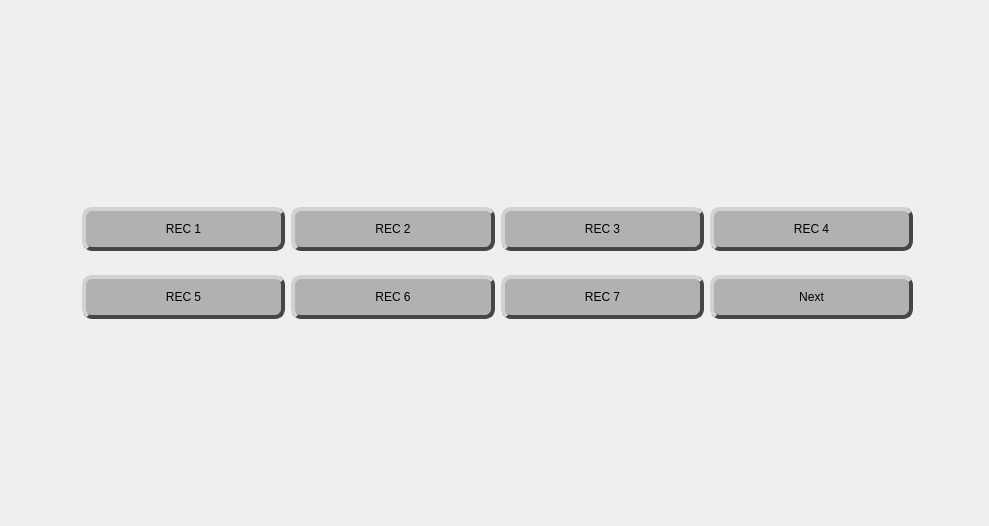
nikunj270/25ThemeEngine, file generated-files/ui/new_MainBody.ui: the form before one commit.
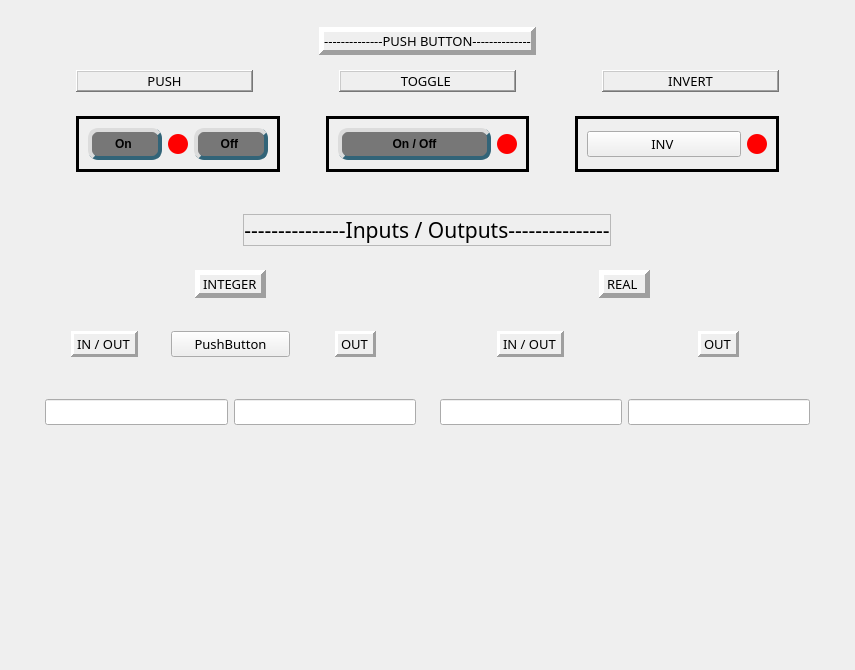
The form after the commit. Icons and pictures are not drawn. Custom widgets are drawn as their Qt base class.

```diff
--- a/generated-files/ui/new_MainBody.ui
+++ b/generated-files/ui/new_MainBody.ui
@@ -6,8 +6,8 @@
    <rect>
     <x>0</x>
     <y>0</y>
-    <width>989</width>
-    <height>526</height>
+    <width>855</width>
+    <height>670</height>
    </rect>
   </property>
   <property name="windowTitle">
@@ -37,8 +37,20 @@
        <height>50</height>
       </size>
      </property>
+     <property name="font">
+      <font>
+       <family>Swis721 Lt BT</family>
+       <pointsize>10</pointsize>
+      </font>
+     </property>
+     <property name="styleSheet">
+      <string notr="true" />
+     </property>
+     <property name="locale">
+      <locale language="English" country="UnitedKingdom" />
+     </property>
      <property name="currentIndex">
-      <number>2</number>
+      <number>5</number>
      </property>
      <widget class="QWidget" name="page2">
       <layout class="QHBoxLayout" name="horizontalLayout_8">
@@ -315,9 +327,6 @@
                      </property>
                     </spacer>
                    </item>
-                   <item>
-                    <widget class="QWidget" name="widget_24" native="true" />
-                   </item>
                    <item>
                     <widget class="QWidget" name="widget_25" native="true">
                      <property name="sizePolicy">
@@ -486,9 +495,6 @@
                      </property>
                     </spacer>
                    </item>
-                   <item>
-                    <widget class="QWidget" name="widget_26" native="true" />
-                   </item>
                   </layout>
                  </widget>
                 </item>
@@ -496,10 +502,32 @@
                  <widget class="QWidget" name="widget_21" native="true">
                   <layout class="QHBoxLayout" name="horizontalLayout_19">
                    <item>
-                    <widget class="QWidget" name="widget_34" native="true" />
-                   </item>
-                   <item>
-                    <widget class="QWidget" name="widget_38" native="true" />
+                    <widget class="QWidget" name="widget_38" native="true">
+                     <property name="sizePolicy">
+                      <sizepolicy hsizetype="Preferred" vsizetype="Minimum">
+                       <horstretch>0</horstretch>
+                       <verstretch>0</verstretch>
+                      </sizepolicy>
+                     </property>
+                     <layout class="QHBoxLayout" name="horizontalLayout_22">
+                      <item>
+                       <spacer name="verticalSpacer_6">
+                        <property name="orientation">
+                         <enum>Qt::Orientation::Vertical</enum>
+                        </property>
+                        <property name="sizeType">
+                         <enum>QSizePolicy::Policy::Preferred</enum>
+                        </property>
+                        <property name="sizeHint" stdset="0">
+                         <size>
+                          <width>20</width>
+                          <height>100</height>
+                         </size>
+                        </property>
+                       </spacer>
+                      </item>
+                     </layout>
+                    </widget>
                    </item>
                   </layout>
                  </widget>
@@ -616,7 +644,7 @@
                    <item>
                     <widget class="QWidget" name="widget_31" native="true">
                      <property name="sizePolicy">
-                      <sizepolicy hsizetype="Expanding" vsizetype="Preferred">
+                      <sizepolicy hsizetype="Expanding" vsizetype="Expanding">
                        <horstretch>0</horstretch>
                        <verstretch>0</verstretch>
                       </sizepolicy>
@@ -1281,6 +1309,952 @@
        </item>
       </layout>
      </widget>
+     <widget class="QWidget" name="page5">
+      <layout class="QHBoxLayout" name="horizontalLayout_25">
+       <item>
+        <widget class="QWidget" name="widget_41" native="true">
+         <layout class="QVBoxLayout" name="verticalLayout_22">
+          <item>
+           <widget class="QWidget" name="widget_46" native="true">
+            <layout class="QVBoxLayout" name="verticalLayout_23">
+             <item alignment="Qt::AlignmentFlag::AlignLeft|Qt::AlignmentFlag::AlignVCenter">
+              <widget class="QLabel" name="label_28">
+               <property name="text">
+                <string>     RECIPE DETAIL</string>
+               </property>
+              </widget>
+             </item>
+             <item>
+              <widget class="QWidget" name="widget_45" native="true">
+               <layout class="QHBoxLayout" name="horizontalLayout_27">
+                <item>
+                 <widget class="QWidget" name="widget_42" native="true">
+                  <layout class="QFormLayout" name="formLayout_2">
+                   <property name="verticalSpacing">
+                    <number>10</number>
+                   </property>
+                   <property name="topMargin">
+                    <number>10</number>
+                   </property>
+                   <property name="rightMargin">
+                    <number>10</number>
+                   </property>
+                   <property name="bottomMargin">
+                    <number>5</number>
+                   </property>
+                   <item row="0" column="0">
+                    <widget class="QLabel" name="label_7">
+                     <property name="text">
+                      <string>RECIPE NO....</string>
+                     </property>
+                    </widget>
+                   </item>
+                   <item row="0" column="1">
+                    <widget class="QLineEdit" name="setRecNo">
+                     <property name="text">
+                      <string>sad12</string>
+                     </property>
+                    </widget>
+                   </item>
+                   <item row="1" column="0">
+                    <widget class="QLabel" name="label_27">
+                     <property name="text">
+                      <string>SPRINKLER ON TIME</string>
+                     </property>
+                    </widget>
+                   </item>
+                   <item row="1" column="1">
+                    <widget class="QLineEdit" name="setSprinklerON">
+                     <property name="text">
+                      <string>sad12</string>
+                     </property>
+                    </widget>
+                   </item>
+                   <item row="2" column="0">
+                    <widget class="QLabel" name="label_18">
+                     <property name="text">
+                      <string>MAGNETRON ON TIME</string>
+                     </property>
+                    </widget>
+                   </item>
+                   <item row="2" column="1">
+                    <widget class="QLineEdit" name="setMagON">
+                     <property name="text">
+                      <string>sad12</string>
+                     </property>
+                    </widget>
+                   </item>
+                   <item row="3" column="0">
+                    <widget class="QLabel" name="label_19">
+                     <property name="text">
+                      <string>MAGNETRON OFF TIME</string>
+                     </property>
+                    </widget>
+                   </item>
+                   <item row="3" column="1">
+                    <widget class="QLineEdit" name="setMagOFF">
+                     <property name="text">
+                      <string>sad12</string>
+                     </property>
+                    </widget>
+                   </item>
+                  </layout>
+                 </widget>
+                </item>
+                <item>
+                 <spacer name="horizontalSpacer_9">
+                  <property name="orientation">
+                   <enum>Qt::Orientation::Horizontal</enum>
+                  </property>
+                  <property name="sizeHint" stdset="0">
+                   <size>
+                    <width>40</width>
+                    <height>20</height>
+                   </size>
+                  </property>
+                 </spacer>
+                </item>
+                <item>
+                 <spacer name="horizontalSpacer_10">
+                  <property name="orientation">
+                   <enum>Qt::Orientation::Horizontal</enum>
+                  </property>
+                  <property name="sizeHint" stdset="0">
+                   <size>
+                    <width>40</width>
+                    <height>20</height>
+                   </size>
+                  </property>
+                 </spacer>
+                </item>
+               </layout>
+              </widget>
+             </item>
+            </layout>
+           </widget>
+          </item>
+          <item>
+           <spacer name="verticalSpacer_7">
+            <property name="orientation">
+             <enum>Qt::Orientation::Vertical</enum>
+            </property>
+            <property name="sizeHint" stdset="0">
+             <size>
+              <width>20</width>
+              <height>40</height>
+             </size>
+            </property>
+           </spacer>
+          </item>
+          <item alignment="Qt::AlignmentFlag::AlignRight">
+           <widget class="QWidget" name="widget_43" native="true">
+            <layout class="QHBoxLayout" name="horizontalLayout_26">
+             <item>
+              <widget class="QPushButton" name="saveRecipeBtn">
+               <property name="enabled">
+                <bool>true</bool>
+               </property>
+               <property name="sizePolicy">
+                <sizepolicy hsizetype="Preferred" vsizetype="Fixed">
+                 <horstretch>0</horstretch>
+                 <verstretch>0</verstretch>
+                </sizepolicy>
+               </property>
+               <property name="styleSheet">
+                <string notr="true">QPushButton {
+    background-color: #FFFFFF;
+    color: black;
+    border-radius: 10px;
+    padding: 5px 15px;
+    font-weight: bold;
+    border: 4px solid rgb(50,100,120);
+	border-top-color:rgb(220,220,220);
+border-left-color:rgb(220,220,220);
+}
+
+QPushButton:hover {
+    background-color: #357ABD; /* Darkens on hover */
+}
+
+QPushButton:pressed {
+    background-color: #2A5F91; /* Darkens further when clicked */
+    padding-top: 7px; /* Sublte "push" effect */
+}</string>
+               </property>
+               <property name="text">
+                <string>Save Recipe</string>
+               </property>
+               <property name="icon">
+                <iconset resource="../Qss/icons/_icons.qrc">
+                 <normaloff>:/material_design/icons/material_design/save.png</normaloff>:/material_design/icons/material_design/save.png</iconset>
+               </property>
+               <property name="iconSize">
+                <size>
+                 <width>32</width>
+                 <height>32</height>
+                </size>
+               </property>
+              </widget>
+             </item>
+             <item>
+              <widget class="QPushButton" name="pNextBtn">
+               <property name="sizePolicy">
+                <sizepolicy hsizetype="Preferred" vsizetype="Preferred">
+                 <horstretch>0</horstretch>
+                 <verstretch>0</verstretch>
+                </sizepolicy>
+               </property>
+               <property name="styleSheet">
+                <string notr="true">QPushButton {
+    background-color: #FFFFFF;
+    color: black;
+    border-radius: 10px;
+    padding: 5px 15px;
+    font-weight: bold;
+    border: 4px solid rgb(50,100,120);
+	border-top-color:rgb(220,220,220);
+border-left-color:rgb(220,220,220);
+}
+
+QPushButton:hover {
+    background-color: #357ABD; /* Darkens on hover */
+}
+
+QPushButton:pressed {
+    background-color: #2A5F91; /* Darkens further when clicked */
+    padding-top: 7px; /* Sublte "push" effect */
+}</string>
+               </property>
+               <property name="text">
+                <string>Next Page</string>
+               </property>
+               <property name="icon">
+                <iconset resource="../Qss/icons/_icons.qrc">
+                 <normaloff>:/font_awesome_solid/icons/font_awesome/solid/share.png</normaloff>:/font_awesome_solid/icons/font_awesome/solid/share.png</iconset>
+               </property>
+               <property name="iconSize">
+                <size>
+                 <width>32</width>
+                 <height>32</height>
+                </size>
+               </property>
+              </widget>
+             </item>
+            </layout>
+           </widget>
+          </item>
+         </layout>
+        </widget>
+       </item>
+      </layout>
+     </widget>
+     <widget class="QWidget" name="page6">
+      <property name="styleSheet">
+       <string notr="true" />
+      </property>
+      <layout class="QVBoxLayout" name="verticalLayout_20">
+       <item>
+        <widget class="QWidget" name="widget_26" native="true">
+         <layout class="QVBoxLayout" name="verticalLayout_24">
+          <item>
+           <widget class="QWidget" name="widget_24" native="true">
+            <layout class="QVBoxLayout" name="verticalLayout_21">
+             <item alignment="Qt::AlignmentFlag::AlignHCenter">
+              <widget class="QLabel" name="label_22">
+               <property name="autoFillBackground">
+                <bool>false</bool>
+               </property>
+               <property name="frameShape">
+                <enum>QFrame::Shape::Panel</enum>
+               </property>
+               <property name="frameShadow">
+                <enum>QFrame::Shadow::Raised</enum>
+               </property>
+               <property name="lineWidth">
+                <number>5</number>
+               </property>
+               <property name="midLineWidth">
+                <number>5</number>
+               </property>
+               <property name="text">
+                <string>--------------PUSH BUTTON--------------</string>
+               </property>
+               <property name="alignment">
+                <set>Qt::AlignmentFlag::AlignCenter</set>
+               </property>
+              </widget>
+             </item>
+             <item>
+              <widget class="QWidget" name="widget_34" native="true">
+               <layout class="QHBoxLayout" name="horizontalLayout_24">
+                <item>
+                 <spacer name="horizontalSpacer_11">
+                  <property name="orientation">
+                   <enum>Qt::Orientation::Horizontal</enum>
+                  </property>
+                  <property name="sizeType">
+                   <enum>QSizePolicy::Policy::Preferred</enum>
+                  </property>
+                  <property name="sizeHint" stdset="0">
+                   <size>
+                    <width>40</width>
+                    <height>20</height>
+                   </size>
+                  </property>
+                 </spacer>
+                </item>
+                <item>
+                 <widget class="QLabel" name="label_23">
+                  <property name="frameShape">
+                   <enum>QFrame::Shape::WinPanel</enum>
+                  </property>
+                  <property name="frameShadow">
+                   <enum>QFrame::Shadow::Raised</enum>
+                  </property>
+                  <property name="lineWidth">
+                   <number>5</number>
+                  </property>
+                  <property name="midLineWidth">
+                   <number>5</number>
+                  </property>
+                  <property name="text">
+                   <string>PUSH</string>
+                  </property>
+                  <property name="alignment">
+                   <set>Qt::AlignmentFlag::AlignCenter</set>
+                  </property>
+                 </widget>
+                </item>
+                <item>
+                 <spacer name="horizontalSpacer_15">
+                  <property name="orientation">
+                   <enum>Qt::Orientation::Horizontal</enum>
+                  </property>
+                  <property name="sizeType">
+                   <enum>QSizePolicy::Policy::Preferred</enum>
+                  </property>
+                  <property name="sizeHint" stdset="0">
+                   <size>
+                    <width>40</width>
+                    <height>20</height>
+                   </size>
+                  </property>
+                 </spacer>
+                </item>
+                <item>
+                 <spacer name="horizontalSpacer_7">
+                  <property name="orientation">
+                   <enum>Qt::Orientation::Horizontal</enum>
+                  </property>
+                  <property name="sizeType">
+                   <enum>QSizePolicy::Policy::Fixed</enum>
+                  </property>
+                  <property name="sizeHint" stdset="0">
+                   <size>
+                    <width>40</width>
+                    <height>20</height>
+                   </size>
+                  </property>
+                 </spacer>
+                </item>
+                <item>
+                 <widget class="QLabel" name="label_24">
+                  <property name="frameShape">
+                   <enum>QFrame::Shape::WinPanel</enum>
+                  </property>
+                  <property name="frameShadow">
+                   <enum>QFrame::Shadow::Raised</enum>
+                  </property>
+                  <property name="lineWidth">
+                   <number>5</number>
+                  </property>
+                  <property name="midLineWidth">
+                   <number>5</number>
+                  </property>
+                  <property name="text">
+                   <string>TOGGLE </string>
+                  </property>
+                  <property name="alignment">
+                   <set>Qt::AlignmentFlag::AlignCenter</set>
+                  </property>
+                 </widget>
+                </item>
+                <item>
+                 <spacer name="horizontalSpacer_8">
+                  <property name="orientation">
+                   <enum>Qt::Orientation::Horizontal</enum>
+                  </property>
+                  <property name="sizeType">
+                   <enum>QSizePolicy::Policy::Fixed</enum>
+                  </property>
+                  <property name="sizeHint" stdset="0">
+                   <size>
+                    <width>40</width>
+                    <height>20</height>
+                   </size>
+                  </property>
+                 </spacer>
+                </item>
+                <item>
+                 <spacer name="horizontalSpacer_16">
+                  <property name="orientation">
+                   <enum>Qt::Orientation::Horizontal</enum>
+                  </property>
+                  <property name="sizeType">
+                   <enum>QSizePolicy::Policy::Preferred</enum>
+                  </property>
+                  <property name="sizeHint" stdset="0">
+                   <size>
+                    <width>40</width>
+                    <height>20</height>
+                   </size>
+                  </property>
+                 </spacer>
+                </item>
+                <item>
+                 <widget class="QLabel" name="label_25">
+                  <property name="frameShape">
+                   <enum>QFrame::Shape::WinPanel</enum>
+                  </property>
+                  <property name="frameShadow">
+                   <enum>QFrame::Shadow::Raised</enum>
+                  </property>
+                  <property name="lineWidth">
+                   <number>5</number>
+                  </property>
+                  <property name="midLineWidth">
+                   <number>5</number>
+                  </property>
+                  <property name="text">
+                   <string>INVERT</string>
+                  </property>
+                  <property name="alignment">
+                   <set>Qt::AlignmentFlag::AlignCenter</set>
+                  </property>
+                 </widget>
+                </item>
+                <item>
+                 <spacer name="horizontalSpacer_13">
+                  <property name="orientation">
+                   <enum>Qt::Orientation::Horizontal</enum>
+                  </property>
+                  <property name="sizeType">
+                   <enum>QSizePolicy::Policy::Preferred</enum>
+                  </property>
+                  <property name="sizeHint" stdset="0">
+                   <size>
+                    <width>40</width>
+                    <height>20</height>
+                   </size>
+                  </property>
+                 </spacer>
+                </item>
+               </layout>
+              </widget>
+             </item>
+             <item>
+              <widget class="QWidget" name="widget_39" native="true">
+               <layout class="QHBoxLayout" name="horizontalLayout_23">
+                <item>
+                 <spacer name="horizontalSpacer_12">
+                  <property name="orientation">
+                   <enum>Qt::Orientation::Horizontal</enum>
+                  </property>
+                  <property name="sizeType">
+                   <enum>QSizePolicy::Policy::Preferred</enum>
+                  </property>
+                  <property name="sizeHint" stdset="0">
+                   <size>
+                    <width>40</width>
+                    <height>20</height>
+                   </size>
+                  </property>
+                 </spacer>
+                </item>
+                <item>
+                 <widget class="QFrame" name="frame_44">
+                  <property name="frameShape">
+                   <enum>QFrame::Shape::Box</enum>
+                  </property>
+                  <property name="frameShadow">
+                   <enum>QFrame::Shadow::Plain</enum>
+                  </property>
+                  <property name="lineWidth">
+                   <number>3</number>
+                  </property>
+                  <property name="midLineWidth">
+                   <number>3</number>
+                  </property>
+                  <layout class="QHBoxLayout" name="horizontalLayout_29" stretch="0,0,0">
+                   <item>
+                    <widget class="QPushButton" name="pbOnBtn">
+                     <property name="styleSheet">
+                      <string notr="true">QPushButton {
+    background-color: #777777;
+    color: black;
+    border-radius: 10px;
+    padding: 5px 15px;
+    font-weight: bold;
+    border: 4px solid rgb(50,100,120);
+	border-top-color:rgb(220,220,220);
+border-left-color:rgb(220,220,220);
+}
+
+QPushButton:hover {
+    background-color: #357ABD; /* Darkens on hover */
+}
+
+QPushButton:pressed {
+    background-color: #2A5F91; /* Darkens further when clicked */
+    padding-top: 7px; /* Sublte "push" effect */
+}</string>
+                     </property>
+                     <property name="text">
+                      <string>On </string>
+                     </property>
+                    </widget>
+                   </item>
+                   <item>
+                    <widget class="QLabel" name="pbLbl">
+                     <property name="styleSheet">
+                      <string notr="true">background-color: red; /* or green for active */
+border-radius: 10px;    /* Half of width/height */
+min-width: 20px;
+min-height: 20px;
+max-width: 20px;
+max-height: 20px;
+padding: 1Px</string>
+                     </property>
+                     <property name="text">
+                      <string />
+                     </property>
+                    </widget>
+                   </item>
+                   <item>
+                    <widget class="QPushButton" name="pbOffBtn">
+                     <property name="styleSheet">
+                      <string notr="true">QPushButton {
+    background-color: #777777;
+    color: black;
+    border-radius: 10px;
+    padding: 5px 15px;
+    font-weight: bold;
+    border: 4px solid rgb(50,100,120);
+	border-top-color:rgb(220,220,220);
+border-left-color:rgb(220,220,220);
+}
+
+QPushButton:hover {
+    background-color: #357ABD; /* Darkens on hover */
+}
+
+QPushButton:pressed {
+    background-color: #2A5F91; /* Darkens further when clicked */
+    padding-top: 7px; /* Sublte "push" effect */
+}</string>
+                     </property>
+                     <property name="text">
+                      <string>Off </string>
+                     </property>
+                    </widget>
+                   </item>
+                  </layout>
+                 </widget>
+                </item>
+                <item>
+                 <spacer name="horizontalSpacer_5">
+                  <property name="orientation">
+                   <enum>Qt::Orientation::Horizontal</enum>
+                  </property>
+                  <property name="sizeType">
+                   <enum>QSizePolicy::Policy::Ignored</enum>
+                  </property>
+                  <property name="sizeHint" stdset="0">
+                   <size>
+                    <width>40</width>
+                    <height>20</height>
+                   </size>
+                  </property>
+                 </spacer>
+                </item>
+                <item>
+                 <widget class="QFrame" name="frame_45">
+                  <property name="frameShape">
+                   <enum>QFrame::Shape::Box</enum>
+                  </property>
+                  <property name="lineWidth">
+                   <number>3</number>
+                  </property>
+                  <property name="midLineWidth">
+                   <number>3</number>
+                  </property>
+                  <layout class="QHBoxLayout" name="horizontalLayout_30">
+                   <item>
+                    <widget class="QPushButton" name="togBtn">
+                     <property name="styleSheet">
+                      <string notr="true">QPushButton {
+    background-color: #777777;
+    color: black;
+    border-radius: 10px;
+    padding: 5px 15px;
+    font-weight: bold;
+    border: 4px solid rgb(50,100,120);
+	border-top-color:rgb(220,220,220);
+border-left-color:rgb(220,220,220);
+}
+
+QPushButton:hover {
+    background-color: #357ABD; /* Darkens on hover */
+}
+
+QPushButton:pressed {
+    background-color: #2A5F91; /* Darkens further when clicked */
+    padding-top: 7px; /* Sublte "push" effect */
+}</string>
+                     </property>
+                     <property name="text">
+                      <string>      On / Off      </string>
+                     </property>
+                    </widget>
+                   </item>
+                   <item>
+                    <widget class="QLabel" name="togLbl">
+                     <property name="styleSheet">
+                      <string notr="true">background-color: red; /* or green for active */
+border-radius: 10px;    /* Half of width/height */
+min-width: 20px;
+min-height: 20px;
+max-width: 20px;
+max-height: 20px;
+padding: 1Px</string>
+                     </property>
+                     <property name="text">
+                      <string />
+                     </property>
+                    </widget>
+                   </item>
+                  </layout>
+                 </widget>
+                </item>
+                <item>
+                 <spacer name="horizontalSpacer_6">
+                  <property name="orientation">
+                   <enum>Qt::Orientation::Horizontal</enum>
+                  </property>
+                  <property name="sizeType">
+                   <enum>QSizePolicy::Policy::Ignored</enum>
+                  </property>
+                  <property name="sizeHint" stdset="0">
+                   <size>
+                    <width>40</width>
+                    <height>20</height>
+                   </size>
+                  </property>
+                 </spacer>
+                </item>
+                <item>
+                 <widget class="QFrame" name="frame_46">
+                  <property name="sizePolicy">
+                   <sizepolicy hsizetype="Preferred" vsizetype="Preferred">
+                    <horstretch>0</horstretch>
+                    <verstretch>0</verstretch>
+                   </sizepolicy>
+                  </property>
+                  <property name="frameShape">
+                   <enum>QFrame::Shape::Panel</enum>
+                  </property>
+                  <property name="lineWidth">
+                   <number>3</number>
+                  </property>
+                  <property name="midLineWidth">
+                   <number>3</number>
+                  </property>
+                  <layout class="QHBoxLayout" name="horizontalLayout_31">
+                   <item>
+                    <widget class="QPushButton" name="invBtn">
+                     <property name="styleSheet">
+                      <string notr="true" />
+                     </property>
+                     <property name="text">
+                      <string>         INV          </string>
+                     </property>
+                    </widget>
+                   </item>
+                   <item>
+                    <widget class="QLabel" name="invLbl">
+                     <property name="styleSheet">
+                      <string notr="true">background-color: red; /* or green for active */
+border-radius: 10px;    /* Half of width/height */
+min-width: 20px;
+min-height: 20px;
+max-width: 20px;
+max-height: 20px;
+padding: 1Px</string>
+                     </property>
+                     <property name="text">
+                      <string />
+                     </property>
+                    </widget>
+                   </item>
+                  </layout>
+                 </widget>
+                </item>
+                <item>
+                 <spacer name="horizontalSpacer_14">
+                  <property name="orientation">
+                   <enum>Qt::Orientation::Horizontal</enum>
+                  </property>
+                  <property name="sizeType">
+                   <enum>QSizePolicy::Policy::Preferred</enum>
+                  </property>
+                  <property name="sizeHint" stdset="0">
+                   <size>
+                    <width>40</width>
+                    <height>20</height>
+                   </size>
+                  </property>
+                 </spacer>
+                </item>
+               </layout>
+              </widget>
+             </item>
+            </layout>
+           </widget>
+          </item>
+          <item>
+           <widget class="QWidget" name="widget_40" native="true">
+            <layout class="QVBoxLayout" name="verticalLayout_26">
+             <item>
+              <widget class="QWidget" name="widget_44" native="true">
+               <layout class="QVBoxLayout" name="verticalLayout_25">
+                <item alignment="Qt::AlignmentFlag::AlignHCenter">
+                 <widget class="QLabel" name="label_17">
+                  <property name="font">
+                   <font>
+                    <family>Swis721 Lt BT</family>
+                    <pointsize>16</pointsize>
+                   </font>
+                  </property>
+                  <property name="frameShape">
+                   <enum>QFrame::Shape::StyledPanel</enum>
+                  </property>
+                  <property name="frameShadow">
+                   <enum>QFrame::Shadow::Raised</enum>
+                  </property>
+                  <property name="lineWidth">
+                   <number>5</number>
+                  </property>
+                  <property name="midLineWidth">
+                   <number>5</number>
+                  </property>
+                  <property name="text">
+                   <string>---------------Inputs / Outputs---------------</string>
+                  </property>
+                  <property name="alignment">
+                   <set>Qt::AlignmentFlag::AlignCenter</set>
+                  </property>
+                 </widget>
+                </item>
+               </layout>
+              </widget>
+             </item>
+             <item>
+              <widget class="QWidget" name="widget_47" native="true">
+               <layout class="QHBoxLayout" name="horizontalLayout_28">
+                <item alignment="Qt::AlignmentFlag::AlignHCenter">
+                 <widget class="QLabel" name="label_29">
+                  <property name="frameShape">
+                   <enum>QFrame::Shape::Panel</enum>
+                  </property>
+                  <property name="frameShadow">
+                   <enum>QFrame::Shadow::Raised</enum>
+                  </property>
+                  <property name="lineWidth">
+                   <number>5</number>
+                  </property>
+                  <property name="midLineWidth">
+                   <number>5</number>
+                  </property>
+                  <property name="text">
+                   <string>INTEGER</string>
+                  </property>
+                 </widget>
+                </item>
+                <item alignment="Qt::AlignmentFlag::AlignHCenter">
+                 <widget class="QLabel" name="label_26">
+                  <property name="frameShape">
+                   <enum>QFrame::Shape::Panel</enum>
+                  </property>
+                  <property name="frameShadow">
+                   <enum>QFrame::Shadow::Raised</enum>
+                  </property>
+                  <property name="lineWidth">
+                   <number>5</number>
+                  </property>
+                  <property name="midLineWidth">
+                   <number>5</number>
+                  </property>
+                  <property name="text">
+                   <string>REAL </string>
+                  </property>
+                 </widget>
+                </item>
+               </layout>
+              </widget>
+             </item>
+             <item>
+              <widget class="QWidget" name="widget_48" native="true">
+               <layout class="QHBoxLayout" name="horizontalLayout_32">
+                <item>
+                 <widget class="QWidget" name="widget_49" native="true">
+                  <layout class="QHBoxLayout" name="horizontalLayout_33">
+                   <item alignment="Qt::AlignmentFlag::AlignHCenter">
+                    <widget class="QLabel" name="label_31">
+                     <property name="frameShape">
+                      <enum>QFrame::Shape::Panel</enum>
+                     </property>
+                     <property name="frameShadow">
+                      <enum>QFrame::Shadow::Raised</enum>
+                     </property>
+                     <property name="lineWidth">
+                      <number>3</number>
+                     </property>
+                     <property name="text">
+                      <string>IN / OUT</string>
+                     </property>
+                    </widget>
+                   </item>
+                   <item>
+                    <widget class="QPushButton" name="pushButton2">
+                     <property name="sizePolicy">
+                      <sizepolicy hsizetype="Preferred" vsizetype="Preferred">
+                       <horstretch>0</horstretch>
+                       <verstretch>0</verstretch>
+                      </sizepolicy>
+                     </property>
+                     <property name="text">
+                      <string>PushButton</string>
+                     </property>
+                     <property name="icon">
+                      <iconset resource="../Qss/icons/_icons.qrc">
+                       <normaloff>:/font_awesome_brands/icons/font_awesome/brands/adn.png</normaloff>:/font_awesome_brands/icons/font_awesome/brands/adn.png</iconset>
+                     </property>
+                    </widget>
+                   </item>
+                   <item alignment="Qt::AlignmentFlag::AlignHCenter">
+                    <widget class="QLabel" name="label_32">
+                     <property name="frameShape">
+                      <enum>QFrame::Shape::Panel</enum>
+                     </property>
+                     <property name="frameShadow">
+                      <enum>QFrame::Shadow::Raised</enum>
+                     </property>
+                     <property name="lineWidth">
+                      <number>3</number>
+                     </property>
+                     <property name="text">
+                      <string>OUT</string>
+                     </property>
+                    </widget>
+                   </item>
+                  </layout>
+                 </widget>
+                </item>
+                <item>
+                 <widget class="QWidget" name="widget_50" native="true">
+                  <layout class="QHBoxLayout" name="horizontalLayout_34">
+                   <item alignment="Qt::AlignmentFlag::AlignHCenter">
+                    <widget class="QLabel" name="label_30">
+                     <property name="frameShape">
+                      <enum>QFrame::Shape::Panel</enum>
+                     </property>
+                     <property name="frameShadow">
+                      <enum>QFrame::Shadow::Raised</enum>
+                     </property>
+                     <property name="lineWidth">
+                      <number>3</number>
+                     </property>
+                     <property name="midLineWidth">
+                      <number>5</number>
+                     </property>
+                     <property name="text">
+                      <string>IN / OUT</string>
+                     </property>
+                    </widget>
+                   </item>
+                   <item alignment="Qt::AlignmentFlag::AlignHCenter">
+                    <widget class="QLabel" name="label_33">
+                     <property name="frameShape">
+                      <enum>QFrame::Shape::Panel</enum>
+                     </property>
+                     <property name="frameShadow">
+                      <enum>QFrame::Shadow::Raised</enum>
+                     </property>
+                     <property name="lineWidth">
+                      <number>3</number>
+                     </property>
+                     <property name="text">
+                      <string>OUT</string>
+                     </property>
+                    </widget>
+                   </item>
+                  </layout>
+                 </widget>
+                </item>
+               </layout>
+              </widget>
+             </item>
+             <item>
+              <widget class="QWidget" name="widget_51" native="true">
+               <layout class="QHBoxLayout" name="horizontalLayout_35">
+                <item>
+                 <widget class="QWidget" name="widget_55" native="true">
+                  <layout class="QHBoxLayout" name="horizontalLayout_36">
+                   <item>
+                    <widget class="QLineEdit" name="ioInt" />
+                   </item>
+                   <item>
+                    <widget class="QLineEdit" name="oInt" />
+                   </item>
+                  </layout>
+                 </widget>
+                </item>
+                <item>
+                 <widget class="QWidget" name="widget_54" native="true">
+                  <layout class="QHBoxLayout" name="horizontalLayout_37">
+                   <item>
+                    <widget class="QLineEdit" name="ioReal" />
+                   </item>
+                   <item>
+                    <widget class="QLineEdit" name="oReal" />
+                   </item>
+                  </layout>
+                 </widget>
+                </item>
+               </layout>
+              </widget>
+             </item>
+            </layout>
+           </widget>
+          </item>
+         </layout>
+        </widget>
+       </item>
+       <item>
+        <spacer name="verticalSpacer_8">
+         <property name="orientation">
+          <enum>Qt::Orientation::Vertical</enum>
+         </property>
+         <property name="sizeHint" stdset="0">
+          <size>
+           <width>20</width>
+           <height>40</height>
+          </size>
+         </property>
+        </spacer>
+       </item>
+      </layout>
+     </widget>
     </widget>
    </item>
   </layout>
```
Left out of the diff: 127 changed lines with no effect on the pictures.
